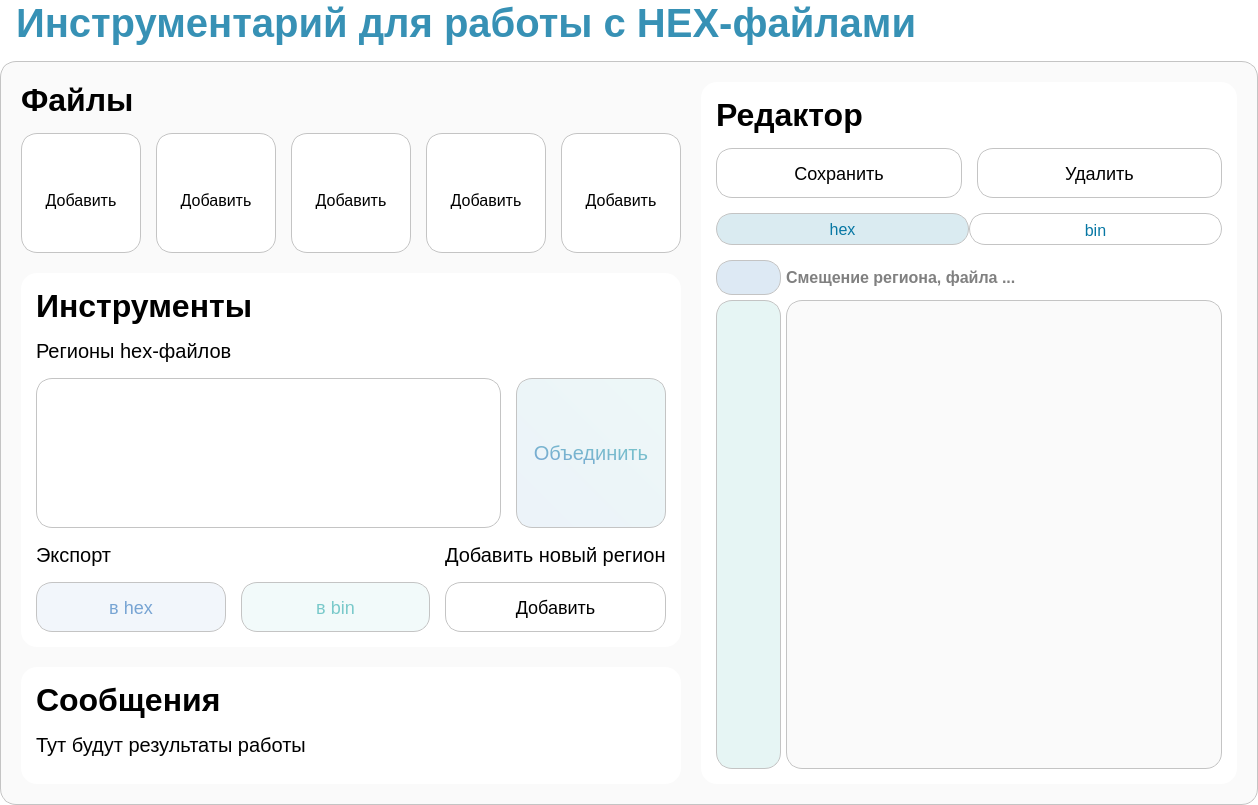
Before: the Qt Designer form ui/design.ui in stsln/hex_file_tools, drawn with Qt 5.
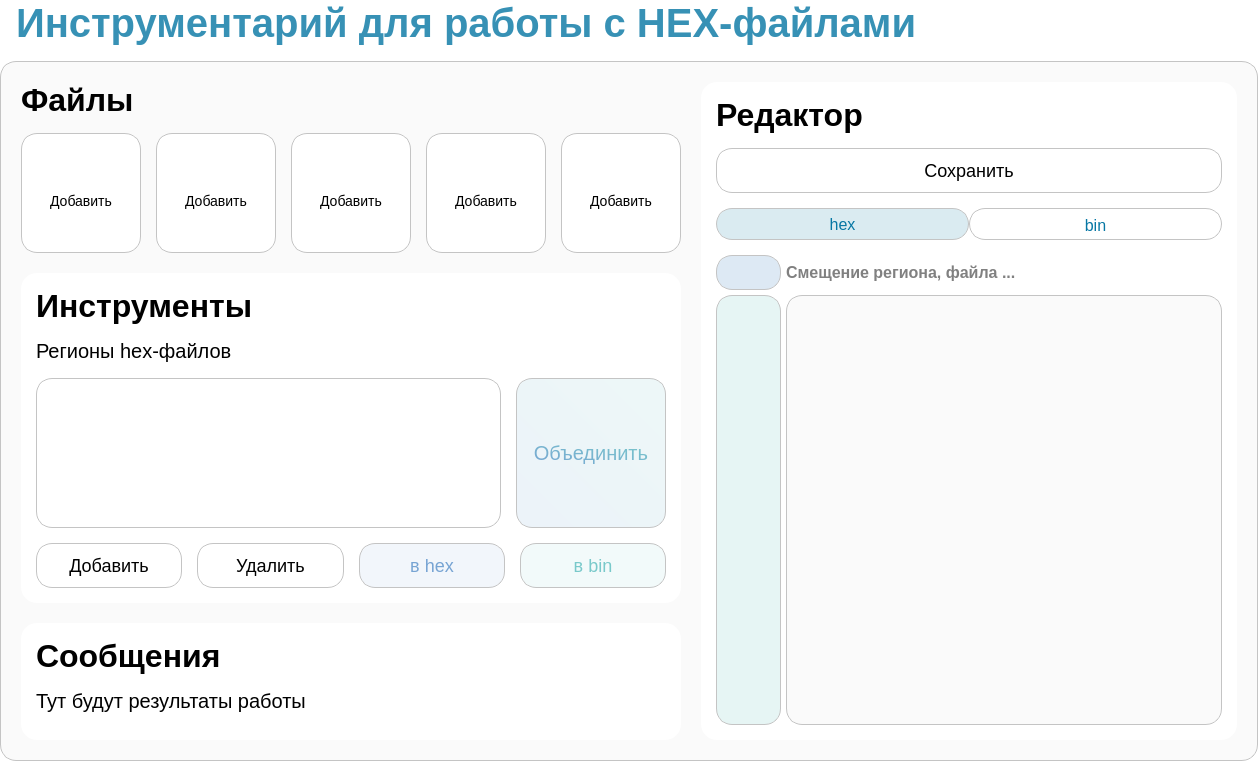
After: the same form once the commit is applied. Icons and pictures are not drawn.

Commit message: Доработка интерфейса.

```diff
--- a/ui/design.ui
+++ b/ui/design.ui
@@ -7,7 +7,7 @@
     <x>0</x>
     <y>0</y>
     <width>1258</width>
-    <height>805</height>
+    <height>761</height>
    </rect>
   </property>
   <property name="windowTitle">
@@ -130,7 +130,7 @@
 	padding: 10 0 -5 0;
 	font-family: 'Inter';
 	font-weight: 400;
-	font-size: 16px;
+	font-size: 14px;
 	position: top;
 	background-color: #FFFFFF;
 	border: 1px solid #C4C4C4;
@@ -587,19 +587,121 @@
              </layout>
             </item>
             <item>
-             <layout class="QGridLayout" name="exp_new_lt">
-              <property name="sizeConstraint">
-               <enum>QLayout::SetDefaultConstraint</enum>
-              </property>
+             <layout class="QHBoxLayout" name="horizontalLayout">
               <property name="spacing">
                <number>15</number>
               </property>
-              <item row="1" column="1">
+              <property name="sizeConstraint">
+               <enum>QLayout::SetDefaultConstraint</enum>
+              </property>
+              <item>
+               <widget class="QPushButton" name="btn_new_reg">
+                <property name="minimumSize">
+                 <size>
+                  <width>0</width>
+                  <height>45</height>
+                 </size>
+                </property>
+                <property name="cursor">
+                 <cursorShape>PointingHandCursor</cursorShape>
+                </property>
+                <property name="styleSheet">
+                 <string notr="true">QPushButton
+{
+	font-family: 'Inter';
+	font-weight: 400;
+	font-size: 18px;
+	background-color: #fff;
+	border: 1px solid #C4C4C4;
+	border-radius: 16px;
+}
+
+QPushButton::hover
+{
+	background-color: rgba(196, 196, 196, 0.125);
+}
+
+QPushButton::pressed
+{
+	background-color: rgba(196, 196, 196, 0.25);
+}</string>
+                </property>
+                <property name="text">
+                 <string>Добавить</string>
+                </property>
+                <property name="iconSize">
+                 <size>
+                  <width>50</width>
+                  <height>50</height>
+                 </size>
+                </property>
+               </widget>
+              </item>
+              <item>
+               <widget class="QPushButton" name="btn_del">
+                <property name="enabled">
+                 <bool>true</bool>
+                </property>
+                <property name="minimumSize">
+                 <size>
+                  <width>0</width>
+                  <height>45</height>
+                 </size>
+                </property>
+                <property name="maximumSize">
+                 <size>
+                  <width>16777215</width>
+                  <height>50</height>
+                 </size>
+                </property>
+                <property name="cursor">
+                 <cursorShape>PointingHandCursor</cursorShape>
+                </property>
+                <property name="styleSheet">
+                 <string notr="true">QPushButton
+{
+	font-family: 'Inter';
+	font-weight: 400;
+	font-size: 18px;
+	background-color: #fff;
+	border: 1px solid #C4C4C4;
+	border-radius: 16px;
+}
+
+QPushButton::hover
+{
+	color: rgb(229, 46, 46);
+	background-color: ;
+	background-color: rgba(229, 46, 46, 0.1);
+	border: 1px solid #C4C4C4;
+}
+
+QPushButton::pressed
+{
+	color: rgb(229, 46, 46);
+	background-color: rgba(229, 46, 46, 0.15);
+}</string>
+                </property>
+                <property name="text">
+                 <string>Удалить</string>
+                </property>
+                <property name="iconSize">
+                 <size>
+                  <width>50</width>
+                  <height>50</height>
+                 </size>
+                </property>
+                <property name="shortcut">
+                 <string>Ctrl+D</string>
+                </property>
+               </widget>
+              </item>
+              <item>
                <widget class="QPushButton" name="btn_exp_hex">
                 <property name="minimumSize">
                  <size>
                   <width>0</width>
-                  <height>50</height>
+                  <height>45</height>
                  </size>
                 </property>
                 <property name="cursor">
@@ -638,18 +740,18 @@
                 </property>
                 <property name="iconSize">
                  <size>
-                  <width>48</width>
-                  <height>48</height>
+                  <width>40</width>
+                  <height>40</height>
                  </size>
                 </property>
                </widget>
               </item>
-              <item row="1" column="2">
+              <item>
                <widget class="QPushButton" name="btn_exp_bin">
                 <property name="minimumSize">
                  <size>
                   <width>0</width>
-                  <height>50</height>
+                  <height>45</height>
                  </size>
                 </property>
                 <property name="cursor">
@@ -688,91 +790,12 @@
                 </property>
                 <property name="iconSize">
                  <size>
-                  <width>48</width>
-                  <height>48</height>
+                  <width>40</width>
+                  <height>40</height>
                  </size>
                 </property>
                </widget>
               </item>
-              <item row="0" column="1">
-               <widget class="QLabel" name="export_title">
-                <property name="styleSheet">
-                 <string notr="true">QLabel 
-{
-	font-family: 'Inter';
-	font-weight: 400;
-	font-size: 20px;
-	color: #000000;
-	border: 0;
-	text-align: left;
-}</string>
-                </property>
-                <property name="text">
-                 <string>Экспорт</string>
-                </property>
-               </widget>
-              </item>
-              <item row="1" column="3">
-               <widget class="QPushButton" name="btn_new_reg">
-                <property name="minimumSize">
-                 <size>
-                  <width>0</width>
-                  <height>50</height>
-                 </size>
-                </property>
-                <property name="cursor">
-                 <cursorShape>PointingHandCursor</cursorShape>
-                </property>
-                <property name="styleSheet">
-                 <string notr="true">QPushButton
-{
-	font-family: 'Inter';
-	font-weight: 400;
-	font-size: 18px;
-	background-color: #fff;
-	border: 1px solid #C4C4C4;
-	border-radius: 16px;
-}
-
-QPushButton::hover
-{
-	background-color: rgba(196, 196, 196, 0.125);
-}
-
-QPushButton::pressed
-{
-	background-color: rgba(196, 196, 196, 0.25);
-}</string>
-                </property>
-                <property name="text">
-                 <string>Добавить</string>
-                </property>
-                <property name="iconSize">
-                 <size>
-                  <width>50</width>
-                  <height>50</height>
-                 </size>
-                </property>
-               </widget>
-              </item>
-              <item row="0" column="3">
-               <widget class="QLabel" name="new_reg_title">
-                <property name="styleSheet">
-                 <string notr="true">QLabel 
-{
-	font-family: 'Inter';
-	font-weight: 400;
-	font-size: 20px;
-	color: #000000;
-	border: 0;
-	text-align: left;
-}</string>
-                </property>
-                <property name="text">
-                 <string>Добавить новый регион</string>
-                </property>
-               </widget>
-              </item>
              </layout>
             </item>
            </layout>
@@ -944,7 +967,7 @@
                 <property name="minimumSize">
                  <size>
                   <width>200</width>
-                  <height>50</height>
+                  <height>45</height>
                  </size>
                 </property>
                 <property name="maximumSize">
@@ -991,71 +1014,6 @@
                 </property>
                </widget>
               </item>
-              <item>
-               <widget class="QPushButton" name="btn_del">
-                <property name="enabled">
-                 <bool>true</bool>
-                </property>
-                <property name="sizePolicy">
-                 <sizepolicy hsizetype="Minimum" vsizetype="Preferred">
-                  <horstretch>0</horstretch>
-                  <verstretch>0</verstretch>
-                 </sizepolicy>
-                </property>
-                <property name="minimumSize">
-                 <size>
-                  <width>200</width>
-                  <height>50</height>
-                 </size>
-                </property>
-                <property name="maximumSize">
-                 <size>
-                  <width>16777215</width>
-                  <height>50</height>
-                 </size>
-                </property>
-                <property name="cursor">
-                 <cursorShape>PointingHandCursor</cursorShape>
-                </property>
-                <property name="styleSheet">
-                 <string notr="true">QPushButton
-{
-	font-family: 'Inter';
-	font-weight: 400;
-	font-size: 18px;
-	background-color: #fff;
-	border: 1px solid #C4C4C4;
-	border-radius: 16px;
-}
-
-QPushButton::hover
-{
-	color: rgb(229, 46, 46);
-	background-color: ;
-	background-color: rgba(229, 46, 46, 0.1);
-	border: 1px solid #C4C4C4;
-}
-
-QPushButton::pressed
-{
-	color: rgb(229, 46, 46);
-	background-color: rgba(229, 46, 46, 0.15);
-}</string>
-                </property>
-                <property name="text">
-                 <string>Удалить</string>
-                </property>
-                <property name="iconSize">
-                 <size>
-                  <width>50</width>
-                  <height>50</height>
-                 </size>
-                </property>
-                <property name="shortcut">
-                 <string>Ctrl+D</string>
-                </property>
-               </widget>
-              </item>
              </layout>
             </item>
             <item>
```
Left out of the diff: 10 changed lines with no effect on the pictures.
